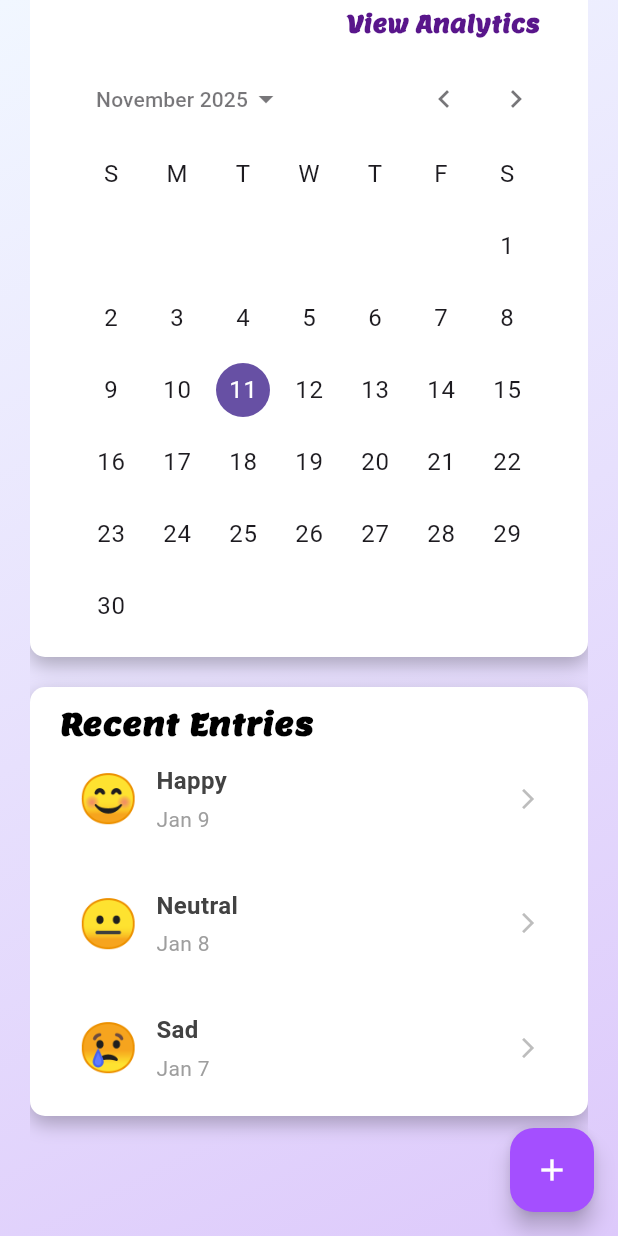
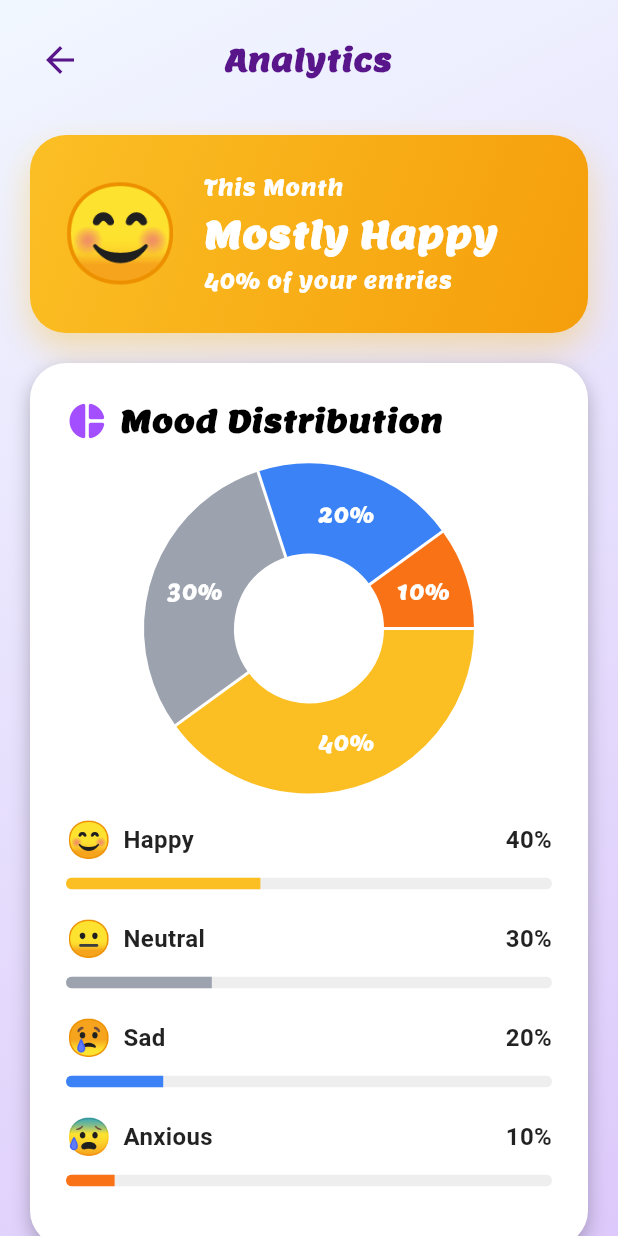
Before and after one commit to Mareamkhaled/mood_log, a Flutter app: the screen it shows after launch, scrolled down 167 dp, after a tap on "View Analytics", on a phone screen of 412 x 824 dp. Run offline on Flutter 3.47's test engine with Material 3 defaults, Android fonts, the phone set to English and light mode, and no system bars; drawn by our look-alikes of fl_chart; our stand-ins replace device_preview, gap.

Commit message:
Add AnalyticsScreen and related widgets; update AppStyle and dependencies

```diff
--- a/lib/core/utils/app_style.dart
+++ b/lib/core/utils/app_style.dart
@@ -2,26 +2,25 @@ import 'package:flutter/material.dart';
 
 import 'app_colors.dart';
 
-class AppStyle{
+class AppStyle {
   static TextStyle lemon20sPurple500 = const TextStyle(
     fontFamily: 'Lemon',
     fontSize: 20,
     fontWeight: FontWeight.w600,
-    color: AppColors.myDarkPurple
+    color: AppColors.myDarkPurple,
   );
-
 
   static TextStyle lemon15sGrey400 = const TextStyle(
     fontFamily: 'Lemon',
     fontSize: 12,
     fontWeight: FontWeight.w400,
-    color: AppColors.myGrey
+    color: AppColors.myGrey,
   );
 
-
-
-
-
-
-
+  static TextStyle lemon14swhite500 = const TextStyle(
+    fontFamily: "Lemon",
+    fontSize: 14,
+    color: AppColors.myWhite,
+    fontWeight: FontWeight.w500,
+  );
 }
--- /dev/null
+++ b/lib/screens/analytics_screen.dart
@@ -0,0 +1,85 @@
+import 'package:flutter/material.dart';
+import 'package:gap/gap.dart';
+import '../core/utils/app_colors.dart';
+import '../core/utils/app_style.dart';
+import '../widgets/dominant_mood_card.dart';
+import '../widgets/gradient_decoration.dart';
+import '../widgets/insights_card.dart';
+import '../widgets/mood_distribution_card.dart';
+import '../widgets/mood_trend_card.dart';
+
+class AnalyticsScreen extends StatelessWidget {
+  const AnalyticsScreen({super.key});
+
+  @override
+  Widget build(BuildContext context) {
+    return Scaffold(
+      body: Container(
+        decoration: BoxDecoration(gradient: gradientDecoration),
+        child: SafeArea(
+          child: Column(
+            children: [
+              // Header
+              Padding(
+                padding: const EdgeInsets.all(16.0),
+                child: Row(
+                  children: [
+                    // Back button
+                    IconButton(
+                      onPressed: () {
+                        Navigator.pop(context);
+                      },
+                      icon: const Icon(
+                        Icons.arrow_back,
+                        color: AppColors.myDarkPurple,
+                        size: 28,
+                      ),
+                    ),
+
+                    // Title (centered)
+                    Expanded(
+                      child: Text(
+                        'Analytics',
+                        textAlign: TextAlign.center,
+                        style: AppStyle.lemon20sPurple500,
+                      ),
+                    ),
+
+                    const Gap(48),
+                  ],
+                ),
+              ),
+
+              // Scrollable content
+              Expanded(
+                child: SingleChildScrollView(
+                  padding: const EdgeInsets.symmetric(horizontal: 20),
+                  child: Column(
+                    children: [
+                      const Gap(10),
+                      buildDominantMoodCard(),
+
+                      const Gap(20),
+
+                      buildMoodDistributionCard(),
+
+                      const Gap(20),
+
+                      buildMoodTrendCard(),
+
+                      const Gap(20),
+
+                      buildInsightsCard(),
+
+                      const Gap(30),
+                    ],
+                  ),
+                ),
+              ),
+            ],
+          ),
+        ),
+      ),
+    );
+  }
+}
--- a/lib/widgets/custom_calender.dart
+++ b/lib/widgets/custom_calender.dart
@@ -1,6 +1,7 @@
 import 'package:flutter/material.dart';
 
 import '../core/utils/app_style.dart';
+import '../screens/analytics_screen.dart';
 import 'custom_container.dart';
 
 class CustomCalender extends StatelessWidget {
@@ -9,7 +10,6 @@ class CustomCalender extends StatelessWidget {
   @override
   Widget build(BuildContext context) {
     return CustomContainer(
-      // vertical: 1,
       child: Column(
         children: [
           Row(
@@ -20,7 +20,11 @@ class CustomCalender extends StatelessWidget {
                   "View Analytics",
                   style: AppStyle.lemon20sPurple500.copyWith(fontSize: 15),
                 ),
-                onPressed: () {},
+                onPressed: () {
+                  Navigator.push(context, MaterialPageRoute(builder: (context) {
+                    return const AnalyticsScreen();
+                  },));
+                },
               ),
             ],
           ),
--- /dev/null
+++ b/lib/widgets/dominant_mood_card.dart
@@ -0,0 +1,63 @@
+import 'package:flutter/material.dart';
+import 'package:gap/gap.dart';
+
+import '../core/utils/app_style.dart';
+
+Widget buildDominantMoodCard() {
+    return Container(
+
+      width: double.infinity,
+      padding: const EdgeInsets.all(20),
+      decoration: BoxDecoration(
+        gradient: const LinearGradient(
+          begin: Alignment.topLeft,
+          end: Alignment.bottomRight,
+          colors: [Color(0xFFFBBF24), Color(0xFFF59E0B)],
+        ),
+        borderRadius: BorderRadius.circular(24),
+        boxShadow: [
+          BoxShadow(
+            color: const Color(0xFFFBBF24).withValues(alpha:0.4),
+            blurRadius: 20,
+            offset: const Offset(0, 10),
+          ),
+        ],
+      ),
+      child: Row(
+        children: [
+
+          const Text(
+            '😊',
+            style: TextStyle(fontSize: 64),
+          ),
+
+          const Gap(16),
+
+          Expanded(
+            child: Column(
+              crossAxisAlignment: CrossAxisAlignment.start,
+              children: [
+                Text(
+                  'This Month',
+                  style: AppStyle.lemon14swhite500
+                ),
+                const Gap(4),
+                Text(
+                  'Mostly Happy',
+                  style:  AppStyle.lemon14swhite500.copyWith(
+                    fontSize: 24,
+                    fontWeight: FontWeight.bold
+                  )
+                ),
+                const Gap(4),
+                Text(
+                  '40% of your entries',
+                  style:  AppStyle.lemon14swhite500
+                ),
+              ],
+            ),
+          ),
+        ],
+      ),
+    );
+  }
--- /dev/null
+++ b/lib/widgets/gradient_decoration.dart
@@ -0,0 +1,10 @@
+import 'package:flutter/material.dart';
+
+import '../core/utils/app_colors.dart';
+
+Gradient get gradientDecoration =>
+  const LinearGradient(
+    begin: Alignment.topLeft,
+    end: Alignment.bottomRight,
+    colors: [AppColors.primaryColor, AppColors.secondaryColor],
+  );
--- /dev/null
+++ b/lib/widgets/insights_card.dart
@@ -0,0 +1,100 @@
+import 'package:flutter/material.dart';
+import 'package:gap/gap.dart';
+
+import '../core/utils/app_colors.dart';
+import '../core/utils/app_style.dart';
+import 'cutom_shadow.dart';
+
+Widget buildInsightsCard() {
+    final List<Map<String, dynamic>> insights = [
+      {
+        'icon': '💡',
+        'text': 'You\'re happiest on weekends!',
+        'color': const Color(0xFFA855F7),
+      },
+      {
+        'icon': '📈',
+        'text': 'Your mood improved 15% this month',
+        'color': const Color(0xFF3B82F6),
+      },
+      {
+        'icon': '🌟',
+        'text': '7 day writing streak - Keep going!',
+        'color': const Color(0xFF10B981),
+      },
+      {
+        'icon': '☀️',
+        'text': 'Most entries written in the morning',
+        'color': const Color(0xFFF59E0B),
+      },
+    ];
+
+    return Container(
+      width: double.infinity,
+      padding: const EdgeInsets.all(24),
+      decoration: BoxDecoration(
+        color: Colors.white,
+        borderRadius: BorderRadius.circular(24),
+        boxShadow: [
+         customShadow()
+        ],
+      ),
+      child: Column(
+        crossAxisAlignment: CrossAxisAlignment.start,
+        children: [
+          Row(
+            children: [
+            const  Icon(
+                Icons.lightbulb_outline,
+                color: AppColors.myDarkPurple,
+                size: 28,
+              ),
+              const Gap(8),
+               Text(
+                'Insights',
+                style: AppStyle.lemon20sPurple500.copyWith(
+                  color: AppColors.myBlack
+                )
+              ),
+            ],
+          ),
+
+          const Gap(20),
+
+          ...insights.map((insight) => Container(
+            margin: const EdgeInsets.only(bottom: 12),
+            padding: const EdgeInsets.all(16),
+            decoration: BoxDecoration(
+              color: insight['color'].withOpacity(0.1),
+              borderRadius: BorderRadius.circular(16),
+              border: Border(
+                left: BorderSide(
+                  color: insight['color'],
+                  width: 4,
+                ),
+              ),
+            ),
+            child: Row(
+              children: [
+                Text(
+                  insight['icon'],
+                  style: const TextStyle(fontSize: 24),
+                ),
+                const Gap(12),
+                Expanded(
+                  child: Text(
+                    insight['text'],
+                    style: TextStyle(
+                      fontSize: 15,
+                      fontWeight: FontWeight.w600,
+                      color: Colors.grey[800],
+                    ),
+                  ),
+                ),
+              ],
+            ),
+          )),
+        ],
+      ),
+    );
+  }
--- /dev/null
+++ b/lib/widgets/mood_distribution_card.dart
@@ -0,0 +1,121 @@
+ import 'package:fl_chart/fl_chart.dart';
+import 'package:flutter/material.dart';
+import 'package:gap/gap.dart';
+
+import '../core/utils/app_colors.dart';
+import '../core/utils/app_style.dart';
+import 'cutom_shadow.dart';
+
+Widget buildMoodDistributionCard() {
+    final List<Map<String, dynamic>> moods = [
+      {'emoji': '😊', 'mood': 'Happy', 'percent': 40, 'color': const Color(0xFFFBBF24)},
+      {'emoji': '😐', 'mood': 'Neutral', 'percent': 30, 'color': const Color(0xFF9CA3AF)},
+      {'emoji': '😢', 'mood': 'Sad', 'percent': 20, 'color': const Color(0xFF3B82F6)},
+      {'emoji': '😰', 'mood': 'Anxious', 'percent': 10, 'color': const Color(0xFFF97316)},
+    ];
+
+    return Container(
+      width: double.infinity,
+      padding: const EdgeInsets.all(24),
+      decoration: BoxDecoration(
+        color: Colors.white,
+        borderRadius: BorderRadius.circular(24),
+        boxShadow: [
+         customShadow()
+        ],
+      ),
+      child: Column(
+        crossAxisAlignment: CrossAxisAlignment.start,
+        children: [
+          Row(
+            children: [
+             const Icon(
+                Icons.pie_chart_rounded,
+                color: AppColors.myLightPurple,
+                size: 28,
+              ),
+             const  Gap(8),
+               Text(
+                'Mood Distribution',
+                style: AppStyle.lemon20sPurple500.copyWith(
+                  color: AppColors.myBlack
+                )
+              ),
+            ],
+          ),
+
+          const Gap(24),
+
+          // Pie Chart
+          SizedBox(
+            height: 200,
+            child: PieChart(
+              PieChartData(
+                sectionsSpace: 2,
+                centerSpaceRadius: 50,
+                sections: moods.map((mood) {
+                  return PieChartSectionData(
+                    value: mood['percent'].toDouble(),
+                    title: '${mood['percent']}%',
+                    color: mood['color'],
+                    radius: 60,
+                    titleStyle:AppStyle.lemon14swhite500
+                  );
+                }).toList(),
+              ),
+            ),
+          ),
+
+          const Gap(24),
+
+          ...moods.map((mood) => Padding(
+            padding: const EdgeInsets.only(bottom: 16),
+            child: Column(
+              children: [
+                Row(
+                  mainAxisAlignment: MainAxisAlignment.spaceBetween,
+                  children: [
+                    Row(
+                      children: [
+                        Text(
+                          mood['emoji'],
+                          style: const TextStyle(fontSize: 24),
+                        ),
+                        const Gap(8),
+                        Text(
+                          mood['mood'],
+                          style: const TextStyle(
+                            fontSize: 16,
+                            fontWeight: FontWeight.w600,
+                            color: Colors.black87,
+                          ),
+                        ),
+                      ],
+                    ),
+                    Text(
+                      '${mood['percent']}%',
+                      style: const TextStyle(
+                        fontSize: 16,
+                        fontWeight: FontWeight.bold,
+                        color: Colors.black87,
+                      ),
+                    ),
+                  ],
+                ),
+                const Gap(8),
+                ClipRRect(
+                  borderRadius: BorderRadius.circular(10),
+                  child: LinearProgressIndicator(
+                    value: mood['percent'] / 100,
+                    backgroundColor: Colors.grey[200],
+                    valueColor: AlwaysStoppedAnimation<Color>(mood['color']),
+                    minHeight: 8,
+                  ),
+                ),
+              ],
+            ),
+          )),
+        ],
+      ),
+    );
+  }
--- /dev/null
+++ b/lib/widgets/mood_trend_card.dart
@@ -0,0 +1,138 @@
+import 'package:fl_chart/fl_chart.dart';
+import 'package:flutter/material.dart';
+import 'package:gap/gap.dart';
+
+import '../core/utils/app_colors.dart';
+import '../core/utils/app_style.dart';
+import 'cutom_shadow.dart';
+
+Widget buildMoodTrendCard() {
+    return Container(
+      width: double.infinity,
+      padding: const EdgeInsets.all(24),
+      decoration: BoxDecoration(
+        color: Colors.white,
+        borderRadius: BorderRadius.circular(24),
+        boxShadow: [
+        customShadow()
+        ],
+      ),
+      child: Column(
+        crossAxisAlignment: CrossAxisAlignment.start,
+        children: [
+          // Header
+          Row(
+            children: [
+            const  Icon(
+                Icons.trending_up,
+                color: AppColors.myLightPurple,
+                size: 28,
+              ),
+              const Gap(8),
+               Text(
+                '30-Day Mood Trend',
+                style: AppStyle.lemon20sPurple500.copyWith(
+                  color: AppColors.myBlack
+                )
+              ),
+            ],
+          ),
+
+          const Gap(24),
+
+          // Line Chart
+          SizedBox(
+            height: 200,
+            child: LineChart(
+              LineChartData(
+                gridData: FlGridData(
+                  show: true,
+                  drawVerticalLine: false,
+                  horizontalInterval: 1,
+                  getDrawingHorizontalLine: (value) {
+                    return FlLine(
+                      color: Colors.grey[200],
+                      strokeWidth: 1,
+                    );
+                  },
+                ),
+                titlesData: FlTitlesData(
+                  show: true,
+                  rightTitles: const AxisTitles(
+                    sideTitles: SideTitles(showTitles: false),
+                  ),
+                  topTitles: const AxisTitles(
+                    sideTitles: SideTitles(showTitles: false),
+                  ),
+                  bottomTitles: AxisTitles(
+                    sideTitles: SideTitles(
+                      showTitles: true,
+                      reservedSize: 30,
+                      interval: 5,
+                      getTitlesWidget: (value, meta) {
+                        return Text(
+                          '${value.toInt()}',
+                          style: TextStyle(
+                            color: Colors.grey[600],
+                            fontSize: 12,
+                          ),
+                        );
+                      },
+                    ),
+                  ),
+                  leftTitles: AxisTitles(
+                    sideTitles: SideTitles(
+                      showTitles: true,
+                      interval: 1,
+                      reservedSize: 40,
+                      getTitlesWidget: (value, meta) {
+                        const moods = ['😢', '😐', '😊'];
+                        if (value >= 0 && value < moods.length) {
+                          return Text(
+                            moods[value.toInt()],
+                            style: const TextStyle(fontSize: 20),
+                          );
+                        }
+                        return const Text('');
+                      },
+                    ),
+                  ),
+                ),
+                borderData: FlBorderData(show: false),
+                minX: 0,
+                maxX: 30,
+                minY: 0,
+                maxY: 2,
+                lineBarsData: [
+                  LineChartBarData(
+                    spots: [
+                      const FlSpot(0, 1),
+                      const FlSpot(3, 2),
+                      const FlSpot(6, 1.5),
+                      const FlSpot(9, 2),
+                      const FlSpot(12, 1),
+                      const FlSpot(15, 1.5),
+                      const FlSpot(18, 2),
+                      const FlSpot(21, 1.8),
+                      const FlSpot(24, 2),
+                      const FlSpot(27, 1.5),
+                      const FlSpot(30, 2),
+                    ],
+                    isCurved: true,
+                    color: AppColors.myLightPurple,
+                    barWidth: 3,
+                    isStrokeCapRound: true,
+                    dotData: const FlDotData(show: false),
+                    belowBarData: BarAreaData(
+                      show: true,
+                      color: AppColors.primaryColor.withOpacity(0.1),
+                    ),
+                  ),
+                ],
+              ),
+            ),
+          ),
+        ],
+      ),
+    );
+  }
--- a/pubspec.yaml
+++ b/pubspec.yaml
@@ -30,11 +30,11 @@ environment:
 dependencies:
   cupertino_icons: ^1.0.8
   device_preview: ^1.3.1
+  fl_chart: ^1.1.1
   flutter:
     sdk: flutter
   gap: ^3.0.1
   intl: ^0.20.2
-  # intl: ^0.20.2
 
 dev_dependencies:
   flutter_lints: ^5.0.0
```
Also changed, not shown: pubspec.lock.
